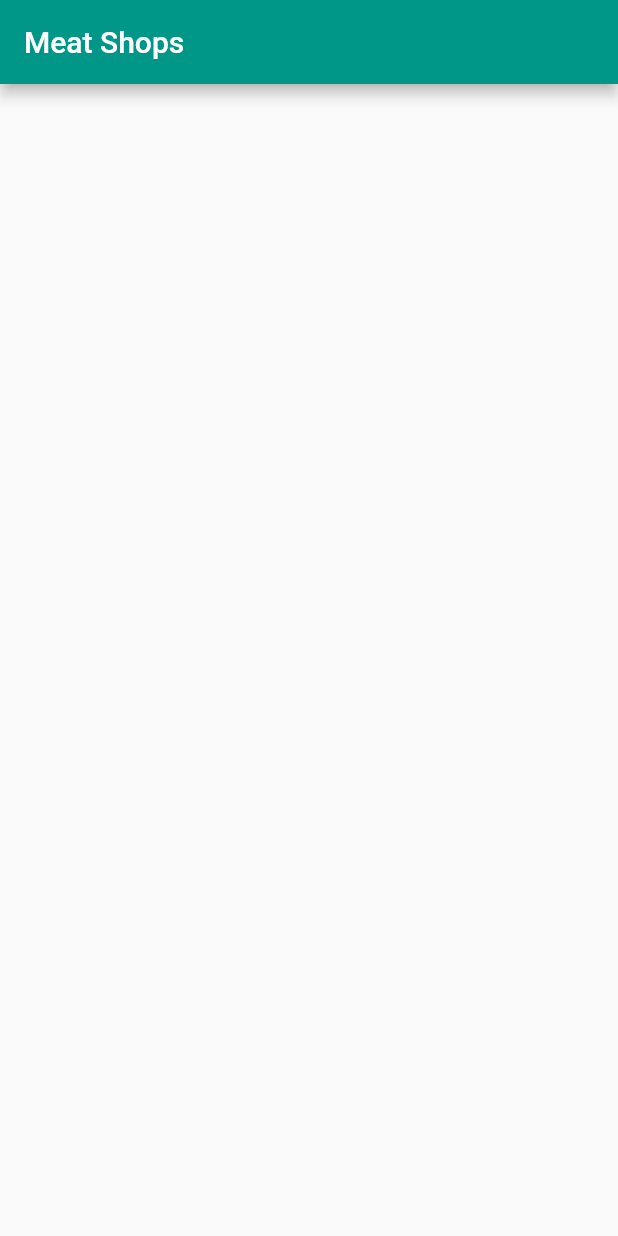
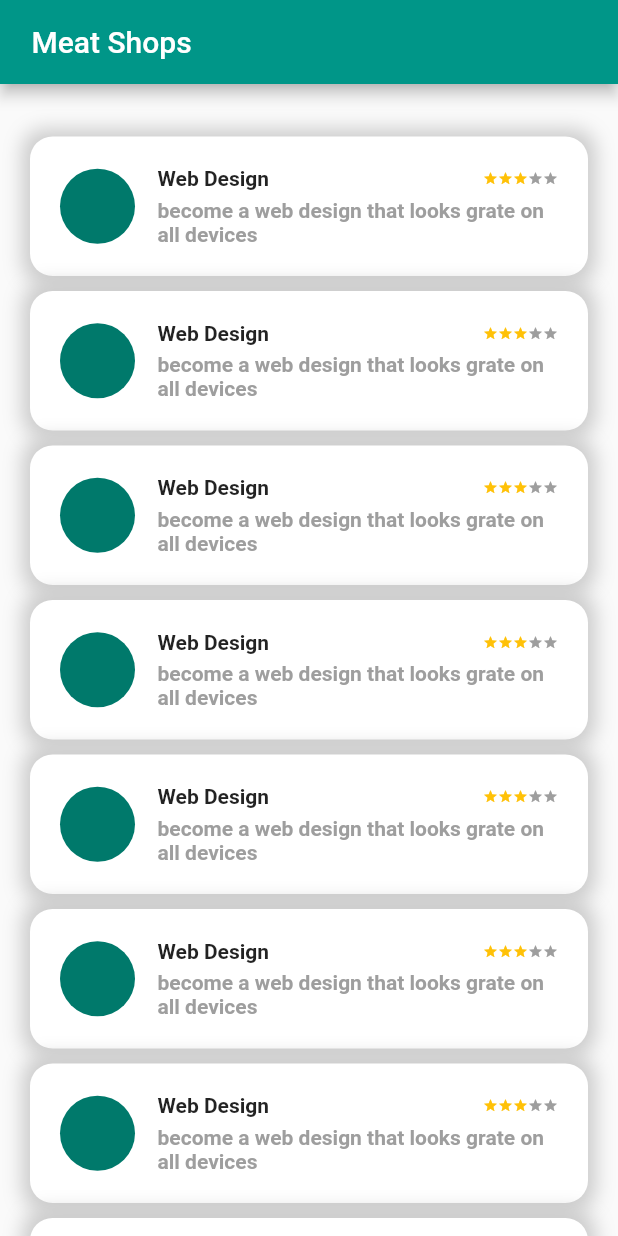
Before and after one commit to nash0000/adahi_eidapp, a Flutter app: the screen it shows after launch, on a phone screen of 412 x 824 dp. Run offline on Flutter 3.47's test engine with Material 2 defaults, Android fonts, the phone set to English and light mode, and no system bars; drawn by our look-alikes of flutter_rating_bar; our stand-ins replace cloud_firestore, firebase_auth, firebase_core, flutter_bloc, fluttertoast; accounts and stored records are empty.

Commit message:
added meat shop screen

```diff
--- a/lib/database/remote_db/cloud_firesore.dart
+++ b/lib/database/remote_db/cloud_firesore.dart
@@ -24,16 +24,16 @@ class CloudService {
         kUserPhone: userModel.userPhone,
       });
 
-  // static Future<void> addMeat({@required MeatModel meatModel}) async {
-  //   await _fireStoreInstance.collection(kMeatCollectionName).add({
-  //     kMeatID: meatModel.meatID,
-  //     kMeatType: meatModel.meatType,
-  //     kMeatPrice: meatModel.meatPrice,
-  //     kMeatDescription: meatModel.meatDescription,
-  //   });
-  // }
+  static Future<void> addMeat({@required MeatModel meatModel}) async {
+    await _fireStoreInstance.collection(kMeatCollectionName).add({
+      kMeatID: meatModel.meatID,
+      kMeatType: meatModel.meatType,
+      kMeatPrice: meatModel.meatPrice,
+      kMeatDescription: meatModel.meatDescription,
+    });
+  }
 
-  // Stream<QuerySnapshot> loadMeats() {
-  //   return _fireStoreInstance.collection(kMeatCollectionName).snapshots();
-  // }
+  Stream<QuerySnapshot> loadMeats() {
+    return _fireStoreInstance.collection(kMeatCollectionName).snapshots();
+  }
 }
--- a/lib/screens/meat_shops/meat_shops.dart
+++ b/lib/screens/meat_shops/meat_shops.dart
@@ -1,67 +1,213 @@
 import 'package:adahi_eidapp/shared/app_strings.dart';
 import 'package:cloud_firestore/cloud_firestore.dart';
 import 'package:flutter/material.dart';
+import 'package:flutter_rating_bar/flutter_rating_bar.dart';
 
-class MeatShops extends StatelessWidget {
-  const MeatShops({Key key}) : super(key: key);
+class MeatShops extends StatefulWidget {
+  @override
+  State<StatefulWidget> createState() => _MeatShops();
+}
+
+class _MeatShops extends State<MeatShops> {
+  getData() async {
+    FirebaseFirestore.instance
+        .collection(kButcherCollectionName)
+        .get()
+        .then((value) => {
+              value.docs.forEach((element) {
+                // print(element.data()['area'].toString());
+                print(element.data()['butcherPhone']);
+                print("=================================");
+              })
+            });
+  }
+
+  @override
+  void initState() {
+    getData();
+    super.initState();
+  }
 
   @override
   Widget build(BuildContext context) {
     return Scaffold(
       appBar: AppBar(
-        title: Text('Meat Shops'),
+        title: Text(' Meat Shops '),
+        backgroundColor: Colors.teal,
       ),
-      body: StreamBuilder(
-          stream: FirebaseFirestore.instance
-              .collection(kButcherCollectionName)
-              .snapshots(),
-          builder:
-              (BuildContext context, AsyncSnapshot<QuerySnapshot> snapshot) {
-            if (snapshot.hasError) return Text('Error: ${snapshot.error}');
-            switch (snapshot.connectionState) {
-              case ConnectionState.waiting:
-                return Text('Loading...');
-              default:
-                return ListView(
-                  children: snapshot.data.docs.map((DocumentSnapshot document) {
-                    if (document['img'] ==
-                        null) //here was my error, I was calling a field that did not exist in the document
-                    {
-                      Container(
-                        child: Icon(
-                          Icons.image,
-                          size: 20.0,
-                          color: Colors.grey,
-                        ),
-                      );
-                    }
-
-                    return ListTile(
-                      leading: Image.network(document['img']),
-                      //title: Text(document['butcherShopName']),
-                      subtitle: Text(''),
-                    );
-                  }).toList(),
-                );
-
-              // return ListView.builder(
-              //   itemCount: streamSnapshot.data.docs.length,
-              //   //snapshot.data.docs.Length,
-              //   itemBuilder: (context, index) {
-              //     Text(streamSnapshot.data.docs[index]['butcherShopName']);
-              //     //  DocumentSnapshot butcher = snapshot.data.docs[index];
-              //     // return ListTile(
-              //     //   leading: Image.network(streamSnapshot.data.docs[index]['img']),
-              //     //   title: Text(streamSnapshot.data.docs[index][kButcherShopName]),
-              //     //   subtitle: Text(streamSnapshot.data.docs[index][kButcherPhone]),
-              //     // );
-              //   },
-              // );
-            }
-          }),
+      body: Column(
+        children: [
+          SizedBox(
+            height: 15.0,
+          ),
+          Expanded(
+            child: ListView.separated(
+              padding: EdgeInsets.only(top: 20.0),
+              physics: BouncingScrollPhysics(),
+              itemBuilder: (context, index) => buildButcherItem(context),
+              separatorBuilder: (context, index) => SizedBox(
+                height: 10.0,
+              ),
+              itemCount: 10,
+            ),
+          ),
+        ],
+      ),
     );
   }
 }
 
+// appBar:
+// AppBar(
+//   title: Text('Meat Shops'),
+//   // ),
+//  // body: StreamBuilder(
+//       stream: FirebaseFirestore.instance
+//           .collection(kButcherCollectionName)
+//           .snapshots(),
+//       builder:
+//           (BuildContext context, AsyncSnapshot<QuerySnapshot> snapshot) {
+//         if (snapshot.hasError) return Text('Error: ${snapshot.error}');
+//         switch (snapshot.connectionState) {
+//           case ConnectionState.waiting:
+//             return Text('Loading...');
+//           default:
+//             return ListView(
+//               children: snapshot.data.docs.map((DocumentSnapshot document) {
+//                 if (document['img'] == null)
+//                 //here was my error, I was calling a field that did not exist in the document
+//                 {
+//                   Container(
+//                     child: Icon(
+//                       Icons.image,
+//                       size: 100.0,
+//                       color: Colors.yellow,
+//                     ),
+//                   );
+//                 }
+//                 return Padding(
+//                   padding: const EdgeInsets.all(20.0),
+//                   child: ListTile(
+//                     leading: Image.network(
+//                       document['img'],
+//                       fit: BoxFit.cover,
+//                       scale: 1.0,
+//                       height: 400.0,
+//                       width: 200.0,
+//                     ),
+//                     // title: Text(document['']),
+//                   ),
+//                 );
+//               }).toList(),
+//             );
+
+///////3333
+
+Widget buildButcherItem(context) => GestureDetector(
+      // onTap: () {
+      //   navigateTo(context, ProductDetail());
+      //   //navigateTo(context, RegisterScreen());
+      // },
+
+      child: Padding(
+        padding: EdgeInsets.symmetric(horizontal: 20.0),
+        child: Container(
+          decoration: BoxDecoration(
+            color: Colors.white,
+            borderRadius: BorderRadius.circular(
+              15.0,
+            ),
+            boxShadow: [
+              BoxShadow(
+                color: Colors.grey.withOpacity(0.5),
+                spreadRadius: 5,
+                blurRadius: 10,
+              ),
+            ],
+          ),
+          child: Padding(
+            padding: const EdgeInsets.all(20.0),
+            child: Row(
+              crossAxisAlignment: CrossAxisAlignment.center,
+              children: [
+                CircleAvatar(
+                  // child: Image(
+                  //     //Image.network(document[kButcherImg]),
+                  //     ),
+                  radius: 25.0,
+                ),
+                SizedBox(
+                  width: 15.0,
+                ),
+                Expanded(
+                  child: Column(
+                    crossAxisAlignment: CrossAxisAlignment.start,
+                    children: [
+                      Row(
+                        children: [
+                          Expanded(
+                            child: Text(
+                              'Web Design',
+                              maxLines: 1,
+                              overflow: TextOverflow.ellipsis,
+                              style: TextStyle(fontWeight: FontWeight.bold),
+                            ),
+                          ),
+                          RatingBar.builder(
+                            initialRating: 3,
+                            minRating: 1,
+                            direction: Axis.horizontal,
+                            allowHalfRating: true,
+                            itemCount: 5,
+                            itemSize: 10.0,
+                            ignoreGestures: true,
+                            itemPadding: EdgeInsets.symmetric(horizontal: 0.0),
+                            itemBuilder: (context, _) => Icon(
+                              Icons.star,
+                              color: Colors.amber,
+                            ),
+                            onRatingUpdate: (rating) {
+                              print(rating);
+                            },
+                          ),
+                        ],
+                      ),
+                      SizedBox(
+                        height: 5.0,
+                      ),
+                      Text(
+                        'become a web design that looks grate on all devices ',
+                        maxLines: 2,
+                        overflow: TextOverflow.ellipsis,
+                        style: TextStyle(
+                            fontWeight: FontWeight.bold, color: Colors.grey),
+                      ),
+                    ],
+                  ),
+                ),
+              ],
+            ),
+          ),
+        ),
+      ),
+    );
+
 // title: Text(document['butcherShopName']),
 // subtitle: Text(document['butcherPhone']),
+
+//
+//
+//%%%%%%%%%%%
+// ListView.builder(
+//                   itemCount: snapshot.data.docs.length,
+//                   //snapshot.data.docs.Length,
+//                   itemBuilder: (context, index) {
+//                     // Text(snapshot.data.docs[index]['butcherShopName']);
+//                     DocumentSnapshot butcher = snapshot.data.docs[index];
+//                     return ListTile(
+//                       leading: Image.network(butcher['img']),
+//                       title: Text(butcher[index]['butcherShopName']),
+//                       subtitle: Text(butcher[index]['butcherPhone']),
+//                     );
+//                   },
+//                 );%
--- a/pubspec.yaml
+++ b/pubspec.yaml
@@ -44,6 +44,7 @@ dependencies:
   flutter_bloc: ^7.0.1
   conditional_builder: ^1.0.2
   fluttertoast: ^8.0.6
+  flutter_rating_bar: ^3.2.0+1
 
 
 
```
Also changed, not shown: pubspec.lock, 1 other file.
